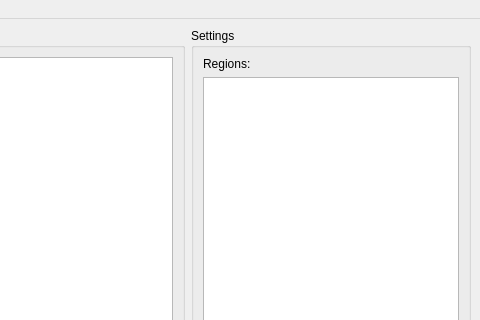
Old version of the form lib/python/ui/main_window_base.ui in the repository UMATracker/UMATracker-Area51; both pictures show x 333 to 813 and y 0 to 320 of the 813 by 500 pixel window.
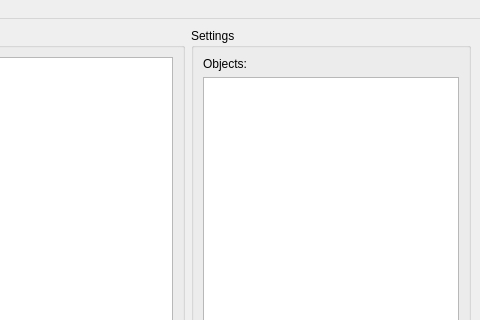
New version of the form. Custom widgets are drawn as their Qt base class.

Commit message: Fixed the table name

```diff
--- a/lib/python/ui/main_window_base.ui
+++ b/lib/python/ui/main_window_base.ui
@@ -67,7 +67,7 @@
        <item>
         <widget class="QLabel" name="label_2">
          <property name="text">
-          <string>Regions:</string>
+          <string>Objects:</string>
          </property>
         </widget>
        </item>
```
The commit also changes 1 other file.
